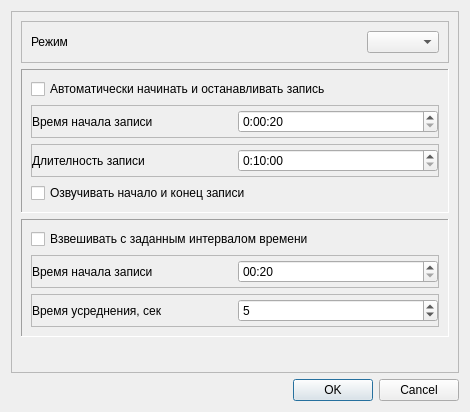
Qt form metodics/bedside_scales/bedside_scales_tester/bedsidescalestesterparamsdialog.ui (grigp/a-analyser) before a commit.
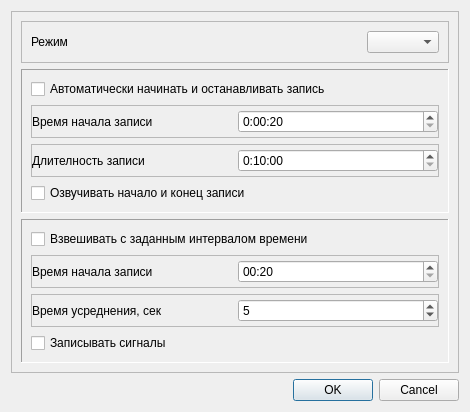
The same form after that commit.

Patch:
```diff
--- a/metodics/bedside_scales/bedside_scales_tester/bedsidescalestesterparamsdialog.ui
+++ b/metodics/bedside_scales/bedside_scales_tester/bedsidescalestesterparamsdialog.ui
@@ -285,6 +285,13 @@
            </layout>
           </widget>
          </item>
+         <item>
+          <widget class="QCheckBox" name="cbIsSignalsRecord">
+           <property name="text">
+            <string>Записывать сигналы</string>
+           </property>
+          </widget>
+         </item>
         </layout>
        </widget>
       </item>
```
Left out of the diff: 2 changed lines with no effect on the pictures.
